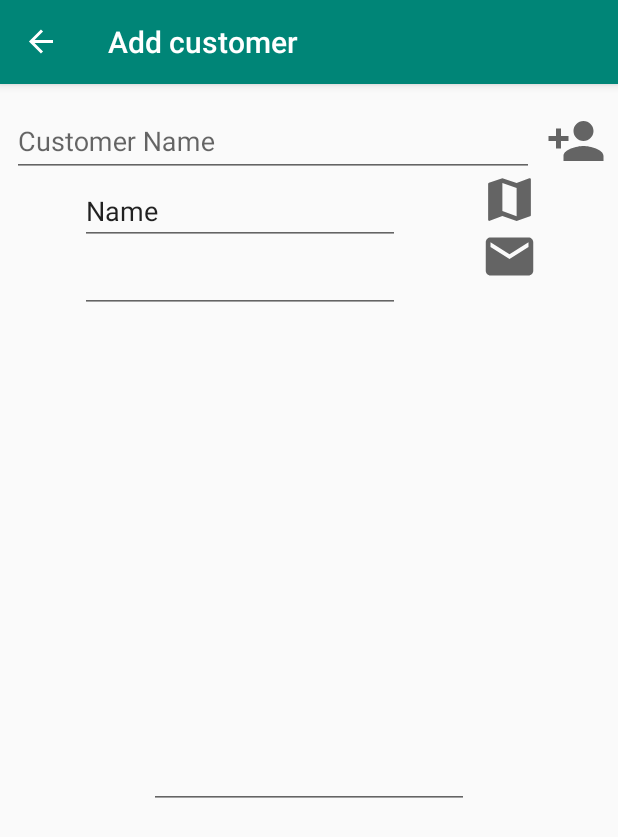
After one commit to jamesfdz/StockAndInventoryManagement, an Android app: the AddCustomerFragment screen opened through its navigation route, on a phone screen of 412 x 824 dp. The commit adds this screen. Shown: the top 837 px of the screen. Run offline under Robolectric (Android 15) with nearby library versions, the phone set to English and light mode, and no system bars; our stand-ins replace Firebase (no records; nobody signed in at launch, a user with empty details on screens opened directly), navigation-ui.

Commit message:
AddCustomer layout added

```diff
--- a/app/build.gradle
+++ b/app/build.gradle
@@ -35,6 +35,7 @@ dependencies {
     implementation 'com.google.android.material:material:1.0.0'
     implementation 'com.shobhitpuri.custombuttons:google-signin:1.1.0'
     implementation 'pl.droidsonroids.gif:android-gif-drawable:1.2.18'
+    implementation 'com.google.android.material:material:1.2.0'
 
     def nav_version = "2.3.0-beta01"
 
--- a/app/src/main/AndroidManifest.xml
+++ b/app/src/main/AndroidManifest.xml
@@ -12,8 +12,9 @@
         android:roundIcon="@mipmap/ic_launcher_round"
         android:supportsRtl="true"
         android:theme="@style/AppTheme">
-        <activity android:name=".activities.LoginActivity"
-            android:theme="@style/AppTheme.NoActionBar"></activity>
+        <activity
+            android:name=".activities.LoginActivity"
+            android:theme="@style/AppTheme.NoActionBar" />
         <activity
             android:name=".activities.MainActivity"
             android:label="@string/app_name"
--- a/app/src/main/java/com/example/stockandinventorymanagement/activities/LoginActivity.java
+++ b/app/src/main/java/com/example/stockandinventorymanagement/activities/LoginActivity.java
@@ -76,6 +76,7 @@ public class LoginActivity extends AppCompatActivity {
     private void sendToMainActivity() {
         Intent send_to_main = new Intent(LoginActivity.this, MainActivity.class);
         startActivity(send_to_main);
+        finish();
     }
 
     private void createRequest() {
--- a/app/src/main/java/com/example/stockandinventorymanagement/activities/MainActivity.java
+++ b/app/src/main/java/com/example/stockandinventorymanagement/activities/MainActivity.java
@@ -71,6 +71,7 @@ public class MainActivity extends AppCompatActivity {
         }else{
             Intent main_to_login = new Intent(MainActivity.this, LoginActivity.class);
             startActivity(main_to_login);
+            finish();
         }
     }
 
@@ -86,6 +87,7 @@ public class MainActivity extends AppCompatActivity {
                 return true;
             case R.id.logout:
                 FirebaseAuth.getInstance().signOut();
+                updateUI(null);
                 return true;
             default:
                 break;
--- /dev/null
+++ b/app/src/main/java/com/example/stockandinventorymanagement/fragments/AddCustomerFragment.java
@@ -0,0 +1,32 @@
+package com.example.stockandinventorymanagement.fragments;
+
+import android.os.Bundle;
+
+import androidx.annotation.NonNull;
+import androidx.annotation.Nullable;
+import androidx.fragment.app.Fragment;
+
+import android.view.LayoutInflater;
+import android.view.View;
+import android.view.ViewGroup;
+
+import com.example.stockandinventorymanagement.R;
+
+public class AddCustomerFragment extends Fragment {
+
+    public AddCustomerFragment() {
+        // Required empty public constructor
+    }
+
+    @Override
+    public View onCreateView(LayoutInflater inflater, ViewGroup container,
+                             Bundle savedInstanceState) {
+        // Inflate the layout for this fragment
+        return inflater.inflate(R.layout.fragment_add_customer, container, false);
+    }
+
+    @Override
+    public void onViewCreated(@NonNull View view, @Nullable Bundle savedInstanceState) {
+        super.onViewCreated(view, savedInstanceState);
+    }
+}
--- a/app/src/main/java/com/example/stockandinventorymanagement/fragments/CustomersFragment.java
+++ b/app/src/main/java/com/example/stockandinventorymanagement/fragments/CustomersFragment.java
@@ -1,12 +1,12 @@
 package com.example.stockandinventorymanagement.fragments;
 
-import android.content.Context;
-import android.net.Uri;
 import android.os.Bundle;
 
 import androidx.annotation.NonNull;
 import androidx.annotation.Nullable;
 import androidx.fragment.app.Fragment;
+import androidx.navigation.NavController;
+import androidx.navigation.Navigation;
 import androidx.recyclerview.widget.LinearLayoutManager;
 import androidx.recyclerview.widget.RecyclerView;
 import androidx.swiperefreshlayout.widget.SwipeRefreshLayout;
@@ -14,14 +14,13 @@ import androidx.swiperefreshlayout.widget.SwipeRefreshLayout;
 import android.view.LayoutInflater;
 import android.view.Menu;
 import android.view.MenuInflater;
-import android.view.MenuItem;
 import android.view.View;
 import android.view.ViewGroup;
-import android.widget.Toast;
 
 import com.example.stockandinventorymanagement.R;
 import com.example.stockandinventorymanagement.adapters.CustomersDataAdapter;
 import com.example.stockandinventorymanagement.listsdata.CustList;
+import com.google.android.material.floatingactionbutton.FloatingActionButton;
 
 import java.util.ArrayList;
 import java.util.List;
@@ -33,6 +32,7 @@ public class CustomersFragment extends Fragment {
     private RecyclerView cust_recyclerView;
     private CustomersDataAdapter cust_adapter;
     private List<CustList> cust_list;
+    private FloatingActionButton addCustBtn;
 
     public CustomersFragment() {
         // Required empty public constructor
@@ -49,9 +49,24 @@ public class CustomersFragment extends Fragment {
                              Bundle savedInstanceState) {
 //        setHasOptionsMenu(true);
 
+        // Inflate the layout for this fragment
+        return inflater.inflate(R.layout.fragment_customers, container, false);
+    }
+
+    @Override
+    public void onCreateOptionsMenu(@NonNull Menu menu, @NonNull MenuInflater inflater) {
+        super.onCreateOptionsMenu(menu, inflater);
+        inflater.inflate(R.menu.expense_store_menu, menu);
+    }
+
+    @Override
+    public void onViewCreated(@NonNull View view, @Nullable Bundle savedInstanceState) {
+        super.onViewCreated(view, savedInstanceState);
+
         //Find Views
-        cust_swipeRefreshLayout = getView().findViewById(R.id.customers_swipeRefresh);
-        cust_recyclerView = getView().findViewById(R.id.customers_recyclerView);
+        cust_swipeRefreshLayout = view.findViewById(R.id.customers_swipeRefresh);
+        cust_recyclerView = view.findViewById(R.id.customers_recyclerView);
+        addCustBtn = view.findViewById(R.id.add_customers);
 
         cust_swipeRefreshLayout.setOnRefreshListener(new SwipeRefreshLayout.OnRefreshListener() {
             @Override
@@ -61,19 +76,21 @@ public class CustomersFragment extends Fragment {
             }
         });
 
+        final NavController navController = Navigation.findNavController(view);
+
+        //adding customers
+        addCustBtn.setOnClickListener(new View.OnClickListener() {
+            @Override
+            public void onClick(View v) {
+                //TODO send to add customer page
+                navController.navigate(R.id.action_nav_customers_to_addCustomerFragment);
+            }
+        });
+
         //Recycler View Setup
-        cust_list = new ArrayList<>();
-        cust_adapter = new CustomersDataAdapter(cust_list, getContext());
-        cust_recyclerView.setLayoutManager(new LinearLayoutManager(getContext()));
-        cust_recyclerView.setAdapter(cust_adapter);
-
-        // Inflate the layout for this fragment
-        return inflater.inflate(R.layout.fragment_customers, container, false);
-    }
-
-    @Override
-    public void onCreateOptionsMenu(@NonNull Menu menu, @NonNull MenuInflater inflater) {
-        super.onCreateOptionsMenu(menu, inflater);
-        inflater.inflate(R.menu.expense_store_menu, menu);
+//        cust_list = new ArrayList<>();
+//        cust_adapter = new CustomersDataAdapter(cust_list, getContext());
+//        cust_recyclerView.setLayoutManager(new LinearLayoutManager(getContext()));
+//        cust_recyclerView.setAdapter(cust_adapter);
     }
 }
--- /dev/null
+++ b/app/src/main/res/drawable/addcustomers_contact.xml
@@ -0,0 +1,10 @@
+<vector xmlns:android="http://schemas.android.com/apk/res/android"
+    android:width="24dp"
+    android:height="24dp"
+    android:viewportWidth="24"
+    android:viewportHeight="24"
+    android:tint="?attr/colorControlNormal">
+  <path
+      android:fillColor="@android:color/white"
+      android:pathData="M15,12c2.21,0 4,-1.79 4,-4s-1.79,-4 -4,-4 -4,1.79 -4,4 1.79,4 4,4zM6,10L6,7L4,7v3L1,10v2h3v3h2v-3h3v-2L6,10zM15,14c-2.67,0 -8,1.34 -8,4v2h16v-2c0,-2.66 -5.33,-4 -8,-4z"/>
+</vector>
--- /dev/null
+++ b/app/src/main/res/drawable/addcustomers_email.xml
@@ -0,0 +1,10 @@
+<vector xmlns:android="http://schemas.android.com/apk/res/android"
+    android:width="24dp"
+    android:height="24dp"
+    android:viewportWidth="24"
+    android:viewportHeight="24"
+    android:tint="?attr/colorControlNormal">
+  <path
+      android:fillColor="@android:color/white"
+      android:pathData="M20,4L4,4c-1.1,0 -1.99,0.9 -1.99,2L2,18c0,1.1 0.9,2 2,2h16c1.1,0 2,-0.9 2,-2L22,6c0,-1.1 -0.9,-2 -2,-2zM20,8l-8,5 -8,-5L4,6l8,5 8,-5v2z"/>
+</vector>
--- /dev/null
+++ b/app/src/main/res/drawable/addcustomers_map.xml
@@ -0,0 +1,5 @@
+<vector android:height="32dp" android:tint="?attr/colorControlNormal"
+    android:viewportHeight="24" android:viewportWidth="24"
+    android:width="32dp" xmlns:android="http://schemas.android.com/apk/res/android">
+    <path android:fillColor="@android:color/white" android:pathData="M20.5,3l-0.16,0.03L15,5.1 9,3 3.36,4.9c-0.21,0.07 -0.36,0.25 -0.36,0.48V20.5c0,0.28 0.22,0.5 0.5,0.5l0.16,-0.03L9,18.9l6,2.1 5.64,-1.9c0.21,-0.07 0.36,-0.25 0.36,-0.48V3.5c0,-0.28 -0.22,-0.5 -0.5,-0.5zM15,19l-6,-2.11V5l6,2.11V19z"/>
+</vector>
--- /dev/null
+++ b/app/src/main/res/layout/fragment_add_customer.xml
@@ -0,0 +1,96 @@
+<?xml version="1.0" encoding="utf-8"?>
+<FrameLayout xmlns:android="http://schemas.android.com/apk/res/android"
+    xmlns:app="http://schemas.android.com/apk/res-auto"
+    xmlns:tools="http://schemas.android.com/tools"
+    android:layout_width="match_parent"
+    android:layout_height="match_parent"
+    tools:context=".fragments.AddCustomerFragment">
+
+    <androidx.constraintlayout.widget.ConstraintLayout
+        android:layout_width="match_parent"
+        android:layout_height="match_parent">
+
+        <com.google.android.material.textfield.TextInputLayout
+            android:id="@+id/textInputLayout"
+            android:layout_width="0dp"
+            android:layout_height="wrap_content"
+            android:layout_marginStart="8dp"
+            android:layout_marginTop="6dp"
+            android:layout_marginEnd="8dp"
+            app:layout_constraintEnd_toStartOf="@+id/imageView2"
+            app:layout_constraintHorizontal_bias="0.0"
+            app:layout_constraintStart_toStartOf="parent"
+            app:layout_constraintTop_toTopOf="parent">
+
+            <EditText
+                android:id="@+id/editTextTextPersonName"
+                android:layout_width="match_parent"
+                android:layout_height="wrap_content"
+                android:ems="10"
+                android:hint="Customer Name"
+                android:inputType="textPersonName" />
+        </com.google.android.material.textfield.TextInputLayout>
+
+        <ImageView
+            android:id="@+id/imageView2"
+            android:layout_width="40dp"
+            android:layout_height="40dp"
+            android:layout_marginTop="18dp"
+            android:layout_marginEnd="8dp"
+            android:src="@drawable/addcustomers_contact"
+            app:layout_constraintEnd_toEndOf="parent"
+            app:layout_constraintStart_toEndOf="@id/textInputLayout"
+            app:layout_constraintTop_toTopOf="parent" />
+
+        <EditText
+            android:id="@+id/editTextTextPersonName2"
+            android:layout_width="wrap_content"
+            android:layout_height="wrap_content"
+            android:ems="10"
+            android:inputType="textPersonName"
+            android:text="Name"
+            app:layout_constraintEnd_toStartOf="@+id/imageView3"
+            app:layout_constraintStart_toStartOf="parent"
+            app:layout_constraintTop_toBottomOf="@+id/textInputLayout" />
+
+        <ImageView
+            android:id="@+id/imageView3"
+            android:layout_width="38dp"
+            android:layout_height="38dp"
+            android:src="@drawable/addcustomers_map"
+            app:layout_constraintEnd_toEndOf="parent"
+            app:layout_constraintStart_toEndOf="@id/editTextTextPersonName2"
+            app:layout_constraintTop_toBottomOf="@+id/imageView2" />
+
+        <EditText
+            android:id="@+id/editTextTextEmailAddress"
+            android:layout_width="wrap_content"
+            android:layout_height="wrap_content"
+            android:ems="10"
+            android:inputType="textEmailAddress"
+            app:layout_constraintEnd_toStartOf="@+id/imageView4"
+            app:layout_constraintStart_toStartOf="parent"
+            app:layout_constraintTop_toBottomOf="@+id/editTextTextPersonName2" />
+
+        <ImageView
+            android:id="@+id/imageView4"
+            android:layout_width="38dp"
+            android:layout_height="38dp"
+            android:src="@drawable/addcustomers_email"
+            app:layout_constraintEnd_toEndOf="parent"
+            app:layout_constraintStart_toEndOf="@id/editTextTextEmailAddress"
+            app:layout_constraintTop_toBottomOf="@+id/imageView3" />
+
+        <EditText
+            android:id="@+id/editTextPhone"
+            android:layout_width="wrap_content"
+            android:layout_height="wrap_content"
+            android:ems="10"
+            android:inputType="phone"
+            app:layout_constraintBottom_toBottomOf="parent"
+            app:layout_constraintEnd_toEndOf="parent"
+            app:layout_constraintStart_toStartOf="parent"
+            app:layout_constraintTop_toBottomOf="@+id/editTextTextEmailAddress" />
+
+    </androidx.constraintlayout.widget.ConstraintLayout>
+</FrameLayout>
--- a/app/src/main/res/navigation/navigation_graph.xml
+++ b/app/src/main/res/navigation/navigation_graph.xml
@@ -67,7 +67,11 @@
         android:id="@id/nav_customers"
         android:name="com.example.stockandinventorymanagement.fragments.CustomersFragment"
         android:label="Customers"
-        tools:layout="@layout/fragment_customers" />
+        tools:layout="@layout/fragment_customers" >
+        <action
+            android:id="@+id/action_nav_customers_to_addCustomerFragment"
+            app:destination="@id/addCustomerFragment" />
+    </fragment>
     <fragment
         android:id="@id/nav_stores"
         android:name="com.example.stockandinventorymanagement.fragments.StoresFragment"
@@ -88,4 +92,9 @@
         android:name="com.example.stockandinventorymanagement.fragments.WhatsNewFragment"
         android:label="What's New"
         tools:layout="@layout/fragment_whats_new" />
+    <fragment
+        android:id="@+id/addCustomerFragment"
+        android:name="com.example.stockandinventorymanagement.fragments.AddCustomerFragment"
+        android:label="@string/add_customers_title"
+        tools:layout="@layout/fragment_add_customer" />
 </navigation>
--- a/app/src/main/res/values/strings.xml
+++ b/app/src/main/res/values/strings.xml
@@ -7,6 +7,7 @@
     <string name="nav_header_subtitle">android.studio@android.com</string>
     <string name="google_sign_up">Sign Up With Google</string>
     <string name="logout">Logout</string>
+    <string name="add_customers_title">Add customer</string>
 
     <!--    What's new content  -->
     <string name="whats_new_content">
```
